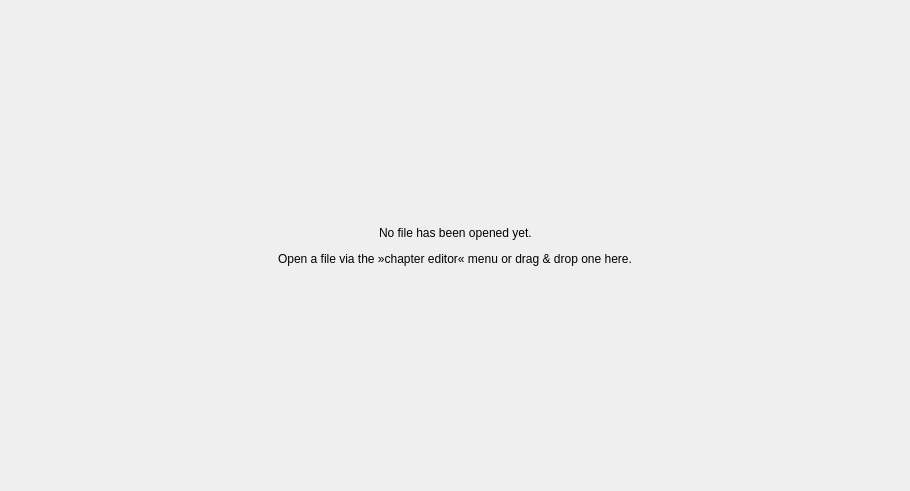
Qt form src/mkvtoolnix-gui/forms/chapter_editor/tool.ui (jpsdr/MKVToolnix-Windows-7) before a commit.
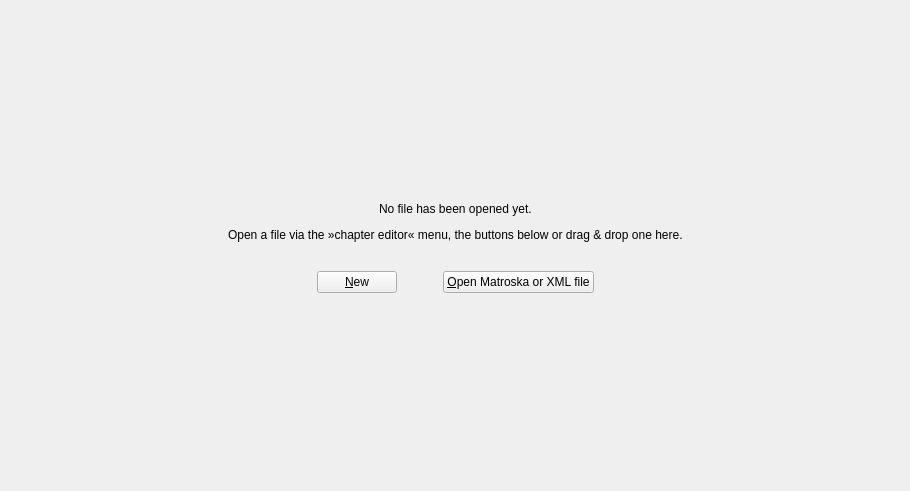
The same form after that commit. Icons and pictures are not drawn.

Commit message: GUI: chapter editor: show new/open buttons in empty tool

```diff
--- a/src/mkvtoolnix-gui/forms/chapter_editor/tool.ui
+++ b/src/mkvtoolnix-gui/forms/chapter_editor/tool.ui
@@ -107,7 +107,7 @@
             <item>
              <widget class="QLabel" name="howToOpenLabel">
               <property name="text">
-               <string>Open a file via the »chapter editor« menu or drag &amp; drop one here.</string>
+               <string>Open a file via the »chapter editor« menu, the buttons below or drag &amp; drop one here.</string>
               </property>
              </widget>
             </item>
@@ -126,6 +126,90 @@
             </item>
            </layout>
           </item>
+          <item>
+           <spacer name="verticalSpacer_3">
+            <property name="orientation">
+             <enum>Qt::Vertical</enum>
+            </property>
+            <property name="sizeType">
+             <enum>QSizePolicy::Fixed</enum>
+            </property>
+            <property name="sizeHint" stdset="0">
+             <size>
+              <width>20</width>
+              <height>20</height>
+             </size>
+            </property>
+           </spacer>
+          </item>
+          <item>
+           <layout class="QHBoxLayout" name="horizontalLayout_3">
+            <item>
+             <spacer name="horizontalSpacer_5">
+              <property name="orientation">
+               <enum>Qt::Horizontal</enum>
+              </property>
+              <property name="sizeHint" stdset="0">
+               <size>
+                <width>40</width>
+                <height>20</height>
+               </size>
+              </property>
+             </spacer>
+            </item>
+            <item>
+             <widget class="QPushButton" name="newFileButton">
+              <property name="text">
+               <string>&amp;New</string>
+              </property>
+              <property name="icon">
+               <iconset resource="../../qt_resources.qrc">
+                <normaloff>:/icons/16x16/document-new.png</normaloff>:/icons/16x16/document-new.png</iconset>
+              </property>
+             </widget>
+            </item>
+            <item>
+             <spacer name="horizontalSpacer_6">
+              <property name="orientation">
+               <enum>Qt::Horizontal</enum>
+              </property>
+              <property name="sizeType">
+               <enum>QSizePolicy::Fixed</enum>
+              </property>
+              <property name="sizeHint" stdset="0">
+               <size>
+                <width>40</width>
+                <height>20</height>
+               </size>
+              </property>
+             </spacer>
+            </item>
+            <item>
+             <widget class="QPushButton" name="openFileButton">
+              <property name="text">
+               <string>&amp;Open Matroska or XML file</string>
+              </property>
+              <property name="icon">
+               <iconset resource="../../qt_resources.qrc">
+                <normaloff>:/icons/16x16/document-open.png</normaloff>:/icons/16x16/document-open.png</iconset>
+              </property>
+             </widget>
+            </item>
+            <item>
+             <spacer name="horizontalSpacer_7">
+              <property name="orientation">
+               <enum>Qt::Horizontal</enum>
+              </property>
+              <property name="sizeHint" stdset="0">
+               <size>
+                <width>40</width>
+                <height>20</height>
+               </size>
+              </property>
+             </spacer>
+            </item>
+           </layout>
+          </item>
           <item>
            <spacer name="verticalSpacer_2">
             <property name="orientation">
```
Left out of the diff: 4 changed lines with no effect on the pictures. The commit also changes 1 other file.
